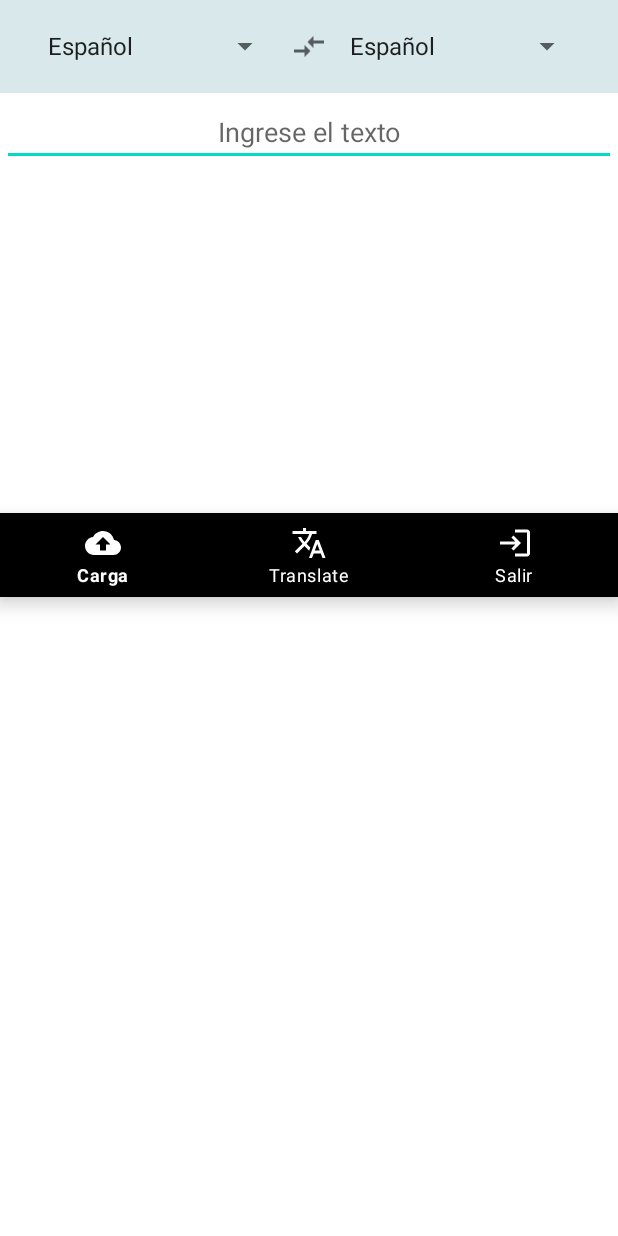
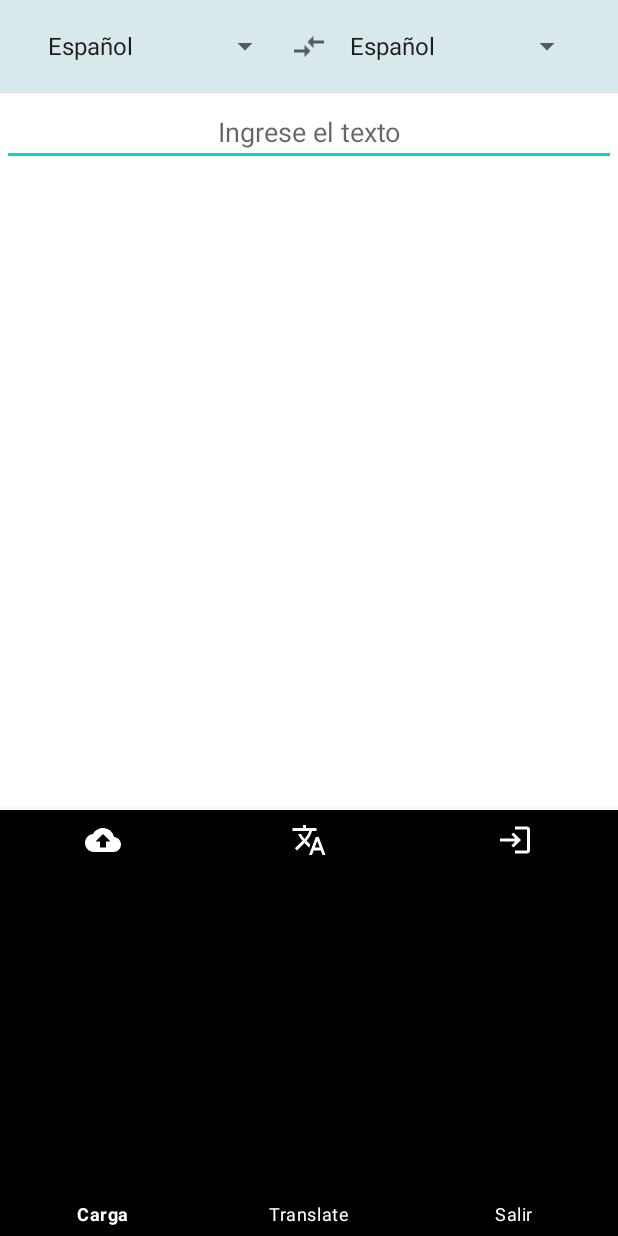
Before and after one commit to jbricenoa92/Inclusive, an Android app: the screen it shows after launch once a user with an empty profile is signed in (MainActivity), on a phone screen of 412 x 824 dp. Run offline under Robolectric (Android 15) with nearby library versions, the phone set to English and light mode, and no system bars; our stand-ins replace Firebase (no records; nobody signed in at launch, a user with empty details on screens opened directly).

Commit message:
cambio de vistas

```diff
--- a/app/src/main/java/com/example/inclusive/model/repository/AuthRepository.kt
+++ b/app/src/main/java/com/example/inclusive/model/repository/AuthRepository.kt
@@ -66,7 +66,7 @@ class AuthRepository {
 
     fun logout(){
         Firebase.auth.signOut()
-          _userLoggedMutableLiveData.postValue(true)
+        _userLoggedMutableLiveData.postValue(true)
     }
 
 
--- a/app/src/main/java/com/example/inclusive/view/activities/MainActivity.kt
+++ b/app/src/main/java/com/example/inclusive/view/activities/MainActivity.kt
@@ -3,24 +3,17 @@
 import android.content.Intent
 import androidx.appcompat.app.AppCompatActivity
 import android.os.Bundle
-import android.util.Log
-import android.view.KeyEvent
-import android.view.View
-import android.widget.ArrayAdapter
-import android.widget.EditText
-import android.widget.Spinner
-import android.widget.Toast
 import androidx.activity.viewModels
 import androidx.fragment.app.Fragment
-import androidx.fragment.app.activityViewModels
+import androidx.fragment.app.FragmentContainerView
 import androidx.lifecycle.Observer
 import com.example.inclusive.R
-import com.example.inclusive.model.repository.AuthRepository
 import com.example.inclusive.view.fragments.HomeFragment
 import com.example.inclusive.view.fragments.upload_Fragment
 import com.example.inclusive.viewmodel.auth.AuthViewModel
-import com.google.firebase.storage.FirebaseStorage
+
 import kotlinx.android.synthetic.main.activity_main.*
+
 
     class MainActivity : AppCompatActivity() {
 
@@ -34,10 +27,7 @@ import kotlinx.android.synthetic.main.activity_main.*
                 intent = Intent(this, AuthActivity::class.java)
                 startActivity(intent)
             })
-
-
-          loadFragment(HomeFragment.newInstance())
-
+            loadFragment(HomeFragment.newInstance())
             buttonnavigationView.setOnItemSelectedListener { view ->
                 var fragment: Fragment
                 when (view.itemId) {
@@ -57,16 +47,15 @@ import kotlinx.android.synthetic.main.activity_main.*
                     }
                     else -> false
                 }
-
             }
-
        }
 
         private fun loadFragment(fragment: Fragment) {
             // load fragment
             supportFragmentManager.beginTransaction()
-                .replace(R.id.fragmentContainerView2, fragment)
-                .addToBackStack(null)
+                .remove(upload_Fragment())
+                .replace(R.id.optionstranslate, fragment)
                 .commit()
         }
+
     }
--- a/app/src/main/java/com/example/inclusive/view/fragments/FragmentAuth.kt
+++ b/app/src/main/java/com/example/inclusive/view/fragments/FragmentAuth.kt
@@ -10,7 +10,6 @@ import android.view.View
 import android.view.ViewGroup
 import android.widget.Button
 import android.widget.EditText
-import android.widget.Toast
 import androidx.fragment.app.Fragment
 import androidx.fragment.app.activityViewModels
 import androidx.lifecycle.Observer
@@ -20,8 +19,6 @@ import com.example.inclusive.view.activities.MainActivity
 
 import com.example.inclusive.viewmodel.auth.AuthViewModel
 import com.google.firebase.auth.FirebaseUser
-import com.google.firebase.auth.ktx.auth
-import com.google.firebase.ktx.Firebase
 
 
 class FragmentAuth : Fragment() {
@@ -62,26 +59,22 @@ class FragmentAuth : Fragment() {
 
 
        if(view !=null ){
-            viewModel.getuserData.observe(viewLifecycleOwner) { firebaseUser ->
-                var authemailt = auth_emailt.text.toString()
-                if(Firebase.auth.currentUser != null){
-                    if (firebaseUser.email == authemailt ) {
+            viewModel.getuserData.observe(viewLifecycleOwner,Observer<FirebaseUser>{firebaseUser->
+                var authemailt=auth_emailt.text.toString()
+
+                    if(firebaseUser.email==authemailt){
                         //    Log.e("observer2",firebaseUser.email.toString())
                         //   Log.e("observer2",firebaseUser.toString())
                         val fragment = HomeFragment()
-                        val transaction = fragmentManager?.beginTransaction()
+                        val transaction =  fragmentManager?.beginTransaction()
                         //transaction?.replace(R.id.fragmentContainerView2, fragment)?.commit()
                         intent = Intent(this.context, MainActivity::class.java).apply {
                             putExtra("Correo", firebaseUser.email.toString())
                         }
                         startActivity(intent)
                     }
-                    else {
-                        Toast.makeText(context, "Error de conexion Firebase", Toast.LENGTH_SHORT).show()
-                    }
-                }
-           }
-       }
+          })
+        }
 
         button_ingresar.setOnClickListener(View.OnClickListener {
             var authemailt=auth_emailt.text.toString()
--- a/app/src/main/res/layout/activity_main.xml
+++ b/app/src/main/res/layout/activity_main.xml
@@ -9,12 +9,15 @@
     tools:context=".view.activities.MainActivity">
 
     <androidx.fragment.app.FragmentContainerView
-        android:id="@+id/fragmentselectedtranslate"
-        android:name="com.example.inclusive.view.fragments.HomeFragment"
+        android:id="@+id/optionstranslate"
         android:layout_width="match_parent"
-        android:layout_height="342dp" />
+        android:layout_height="330dp" />
 
 
+    <androidx.fragment.app.FragmentContainerView
+        android:id="@+id/teclado"
+        android:layout_width="match_parent"
+        android:layout_height="210dp" />
 
     <com.google.android.material.bottomnavigation.BottomNavigationView
         android:id="@+id/buttonnavigationView"
@@ -23,6 +26,7 @@
         android:layout_gravity="start"
         android:layout_marginStart="0dp"
         android:layout_marginEnd="0dp"
+        android:layout_weight="1"
         android:background="?android:attr/windowBackground"
         app:itemBackground="@color/black"
         app:itemIconTint="@color/white"
@@ -31,6 +35,4 @@
         app:layout_constraintLeft_toLeftOf="parent"
         app:layout_constraintRight_toRightOf="parent"
         app:menu="@menu/navigation_menu" />
-
-
 </LinearLayout>
```
